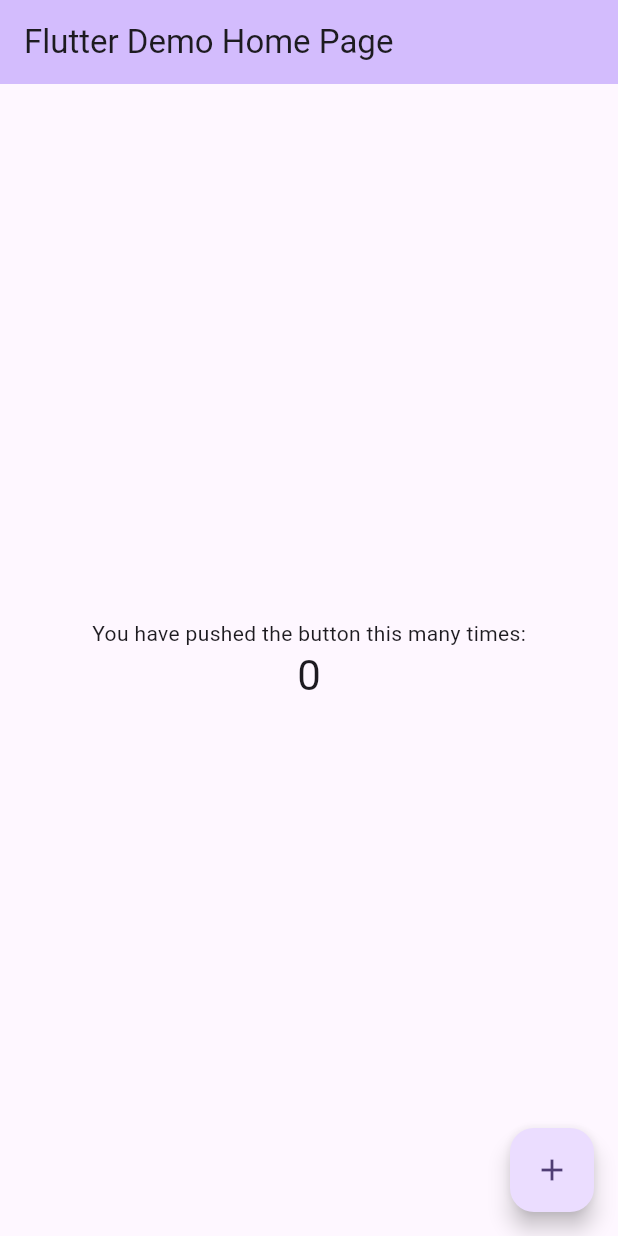
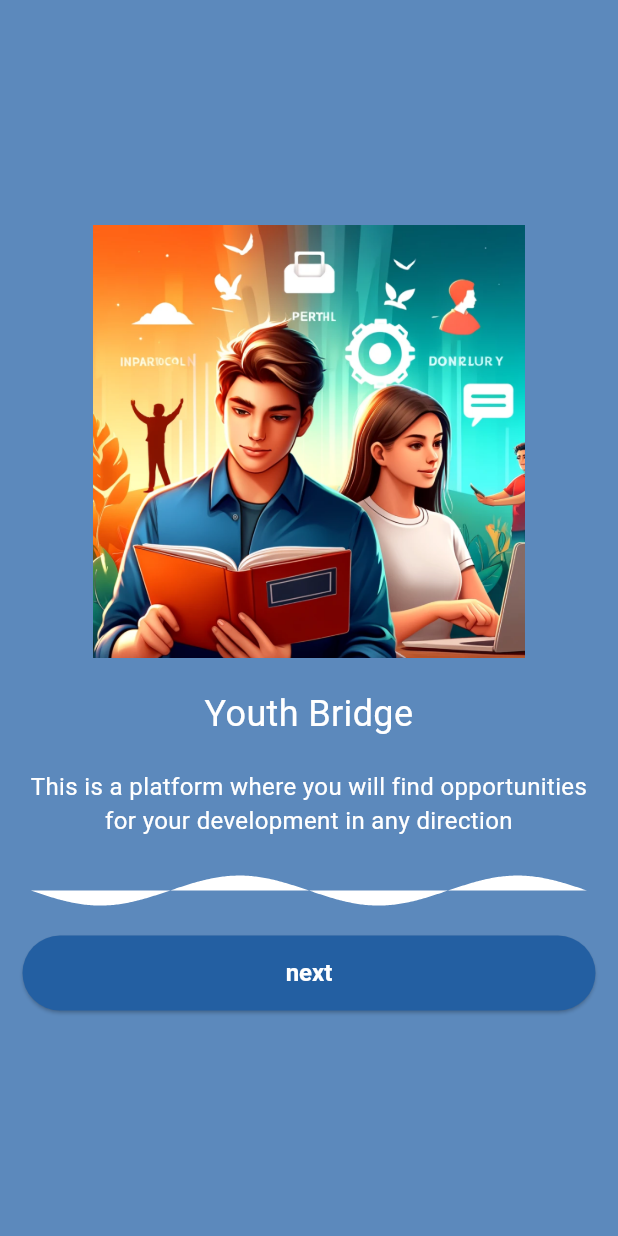
Before and after one commit to zzzhumashova/youth_bridge, a Flutter app: the screen it shows after launch, on a phone screen of 412 x 824 dp. Run offline on Flutter 3.47's test engine with Material 3 defaults, Android fonts, the phone set to English and light mode, and no system bars; our stand-ins replace shared_preferences.

Commit message:
Splash screen

```diff
--- a/lib/main.dart
+++ b/lib/main.dart
@@ -1,4 +1,5 @@
 import 'package:flutter/material.dart';
+import 'package:youth_bridge/screen/splash/splash_screen.dart';
 
 void main() {
   runApp(const MyApp());
@@ -7,119 +8,15 @@
 class MyApp extends StatelessWidget {
   const MyApp({super.key});
 
-  // This widget is the root of your application.
   @override
   Widget build(BuildContext context) {
     return MaterialApp(
-      title: 'Flutter Demo',
-      theme: ThemeData(
-        // This is the theme of your application.
-        //
-        // TRY THIS: Try running your application with "flutter run". You'll see
-        // the application has a purple toolbar. Then, without quitting the app,
-        // try changing the seedColor in the colorScheme below to Colors.green
-        // and then invoke "hot reload" (save your changes or press the "hot
-        // reload" button in a Flutter-supported IDE, or press "r" if you used
-        // the command line to start the app).
-        //
-        // Notice that the counter didn't reset back to zero; the application
-        // state is not lost during the reload. To reset the state, use hot
-        // restart instead.
-        //
-        // This works for code too, not just values: Most code changes can be
-        // tested with just a hot reload.
-        colorScheme: ColorScheme.fromSeed(seedColor: Colors.deepPurple),
-        useMaterial3: true,
-      ),
-      home: const MyHomePage(title: 'Flutter Demo Home Page'),
+      // title: 'Flutter Demo',
+      // theme: ThemeData(
+      //   colorScheme: ColorScheme.fromSeed(seedColor: Colors.deepPurple),
+      //   useMaterial3: true,
+      // ),
+      home: SplashPage(),
     );
   }
 }
-
-class MyHomePage extends StatefulWidget {
-  const MyHomePage({super.key, required this.title});
-
-  // This widget is the home page of your application. It is stateful, meaning
-  // that it has a State object (defined below) that contains fields that affect
-  // how it looks.
-
-  // This class is the configuration for the state. It holds the values (in this
-  // case the title) provided by the parent (in this case the App widget) and
-  // used by the build method of the State. Fields in a Widget subclass are
-  // always marked "final".
-
-  final String title;
-
-  @override
-  State<MyHomePage> createState() => _MyHomePageState();
-}
-
-class _MyHomePageState extends State<MyHomePage> {
-  int _counter = 0;
-
-  void _incrementCounter() {
-    setState(() {
-      // This call to setState tells the Flutter framework that something has
-      // changed in this State, which causes it to rerun the build method below
-      // so that the display can reflect the updated values. If we changed
-      // _counter without calling setState(), then the build method would not be
-      // called again, and so nothing would appear to happen.
-      _counter++;
-    });
-  }
-
-  @override
-  Widget build(BuildContext context) {
-    // This method is rerun every time setState is called, for instance as done
-    // by the _incrementCounter method above.
-    //
-    // The Flutter framework has been optimized to make rerunning build methods
-    // fast, so that you can just rebuild anything that needs updating rather
-    // than having to individually change instances of widgets.
-    return Scaffold(
-      appBar: AppBar(
-        // TRY THIS: Try changing the color here to a specific color (to
-        // Colors.amber, perhaps?) and trigger a hot reload to see the AppBar
-        // change color while the other colors stay the same.
-        backgroundColor: Theme.of(context).colorScheme.inversePrimary,
-        // Here we take the value from the MyHomePage object that was created by
-        // the App.build method, and use it to set our appbar title.
-        title: Text(widget.title),
-      ),
-      body: Center(
-        // Center is a layout widget. It takes a single child and positions it
-        // in the middle of the parent.
-        child: Column(
-          // Column is also a layout widget. It takes a list of children and
-          // arranges them vertically. By default, it sizes itself to fit its
-          // children horizontally, and tries to be as tall as its parent.
-          //
-          // Column has various properties to control how it sizes itself and
-          // how it positions its children. Here we use mainAxisAlignment to
-          // center the children vertically; the main axis here is the vertical
-          // axis because Columns are vertical (the cross axis would be
-          // horizontal).
-          //
-          // TRY THIS: Invoke "debug painting" (choose the "Toggle Debug Paint"
-          // action in the IDE, or press "p" in the console), to see the
-          // wireframe for each widget.
-          mainAxisAlignment: MainAxisAlignment.center,
-          children: <Widget>[
-            const Text(
-              'You have pushed the button this many times:',
-            ),
-            Text(
-              '$_counter',
-              style: Theme.of(context).textTheme.headlineMedium,
-            ),
-          ],
-        ),
-      ),
-      floatingActionButton: FloatingActionButton(
-        onPressed: _incrementCounter,
-        tooltip: 'Increment',
-        child: const Icon(Icons.add),
-      ), // This trailing comma makes auto-formatting nicer for build methods.
-    );
-  }
-}
--- /dev/null
+++ b/lib/screen/splash/splash_screen.dart
@@ -0,0 +1,162 @@
+import 'dart:math' as math;
+import 'dart:math';
+import 'package:flutter/material.dart';
+import 'package:youth_bridge/screen/authorization/sign_in.dart';
+import 'package:youth_bridge/screen/homepage/home_page.dart';
+import 'package:youth_bridge/widgets/themes.dart';
+import 'package:shared_preferences/shared_preferences.dart';
+
+
+class SplashPage extends StatefulWidget {
+  const SplashPage({super.key});
+
+  @override
+  _SplashPageState createState() => _SplashPageState();
+}
+
+class _SplashPageState extends State<SplashPage> with SingleTickerProviderStateMixin {
+  int _currentPageIndex = 0;
+   late AnimationController _controller;
+  late Animation<double> _progressAnimation;
+  Color backgroundColor = AppColors.secondaryColor;
+  String titleText = 'Youth Bridge';
+  String descriptionText =
+      'This is a platform where you will find opportunities for your development in any direction';
+
+ void initState() {
+  super.initState();
+  _controller = AnimationController(
+    duration: const Duration(milliseconds: 300),
+    vsync: this,
+  )..addListener(() {
+    setState(() {});
+  });
+
+  _progressAnimation = Tween<double>(begin: 0.0, end: 1.0).animate(CurvedAnimation(
+    parent: _controller,
+    curve: Curves.easeInOut,
+  ));
+
+  _checkLoginStatus();
+}
+
+
+  Future<void> _checkLoginStatus() async {
+    SharedPreferences prefs = await SharedPreferences.getInstance();
+    bool isLoggedIn = prefs.getBool('isLoggedIn') ?? false;
+    if (isLoggedIn) {
+      Navigator.pushReplacement(
+        context,
+        MaterialPageRoute(builder: (context) => const HomePage()),
+      );
+    }
+  }
+
+  void _nextPage() {
+    if (_currentPageIndex < 2) {
+      setState(() {
+        _currentPageIndex++;
+        _controller.animateTo((_currentPageIndex + 1) / 3);
+        if (_currentPageIndex == 1) {
+          titleText = 'Our Mission';
+          descriptionText = 'Our mission is to empower youth by providing opportunities for personal and professional growth, fostering leadership skills, and creating a platform for meaningful connections and collaborations.';
+        } else if (_currentPageIndex == 2) {
+          titleText = 'Start today!';
+          descriptionText = 'Discover a world of opportunities with Youth Bridge. From career growth to personal development, our platform offers the tools and resources you need to succeed. Join us and unlock your potential today!';
+        }
+      });
+    } else {
+      Navigator.pushReplacement(
+        context,
+        MaterialPageRoute(builder: (context) => const SignIn()),
+      );
+    }
+  }
+
+  @override
+  Widget build(BuildContext context) {
+    return Scaffold(
+      body: Container(
+        color: backgroundColor,
+        padding: const EdgeInsets.all(15.0),
+        child: Column(
+          mainAxisAlignment: MainAxisAlignment.center,
+          children: [
+            Image.asset('assets/img/splash1.png', width: MediaQuery.of(context).size.width * 0.7,),
+            const SizedBox(height: 20),
+            Text(
+              titleText,
+              style: const TextStyle(fontSize: 24, color: Colors.white),
+              textAlign: TextAlign.center,
+            ),
+            const SizedBox(height: 20),
+            Text(
+              descriptionText,
+              style: const TextStyle(fontSize: 16, color: Colors.white),
+              textAlign: TextAlign.center,
+            ),
+            const SizedBox(height: 30),
+            Container(
+              width: MediaQuery.of(context).size.width * 0.9,
+              height: 5,
+              child: CustomPaint(
+                painter: WaveProgressPainter(
+                  waveAnimation: _controller.value,
+                  progress: _progressAnimation.value,
+                  color: Color.fromARGB(255, 255, 255, 255),
+                ),
+              ),
+            ),
+            const SizedBox(height: 30),
+            ElevatedButton(
+              onPressed: _currentPageIndex < 2 ? _nextPage : () {},
+              child: const Text('next', style: TextStyle(color: Colors.white)),
+              style: ElevatedButton.styleFrom(
+                minimumSize: Size(MediaQuery.of(context).size.width * 1.0, 50),
+                backgroundColor: AppColors.primaryColor,
+                textStyle: const TextStyle(
+                  fontSize: 16,
+                  fontWeight: FontWeight.bold,
+                ),
+              ),
+            ),
+          ],
+        ),
+      ),
+    );
+  }
+}
+
+class WaveProgressPainter  extends CustomPainter {
+  final double waveAnimation, progress;
+  final Color color;
+
+  WaveProgressPainter({required this.waveAnimation, required this.progress, required this.color});
+
+  @override
+  void paint(Canvas canvas, Size size) {
+    Paint paint = Paint()
+      ..color = color
+      ..style = PaintingStyle.fill;
+
+    Path path = Path();
+    double waveLength = size.width / 2;
+    double waveHeight = 10;
+
+    path.moveTo(0, size.height);
+    path.lineTo(0, size.height * (1 - progress));
+
+    for (double i = 0; i < size.width; i++) {
+      path.lineTo(i, size.height * (1 - progress) + sin((i / waveLength * 2 * math.pi) + waveAnimation) * waveHeight);
+    }
+
+    path.lineTo(size.width, size.height);
+    path.close();
+    canvas.drawPath(path, paint);
+  }
+
+  @override
+  bool shouldRepaint(WaveProgressPainter oldDelegate) {
+    return oldDelegate.waveAnimation != waveAnimation || oldDelegate.progress != progress;
+  }
+}
--- /dev/null
+++ b/lib/widgets/themes.dart
@@ -0,0 +1,6 @@
+import 'package:flutter/material.dart';
+
+class AppColors {
+  static const Color primaryColor = Color(0xFF235FA2);
+  static const Color secondaryColor = Color(0xFF5C89BC);
+}
```
Also changed, not shown: lib/screen/authorization/sign_in.dart (+30 -0 lines), lib/screen/homepage/home_page.dart (added, +14 -0 lines), pubspec.yaml (+4 -39 lines), assets/img/splash1.png (added), lib/screen/profile/profile_screen.dart (added), lib/widgets/bottom_navigation_bar.dart (added), pubspec.lock, 1 other file.
